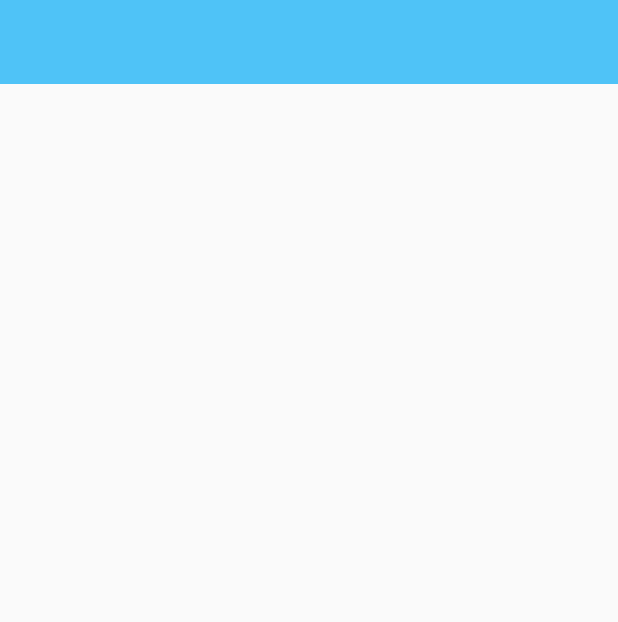
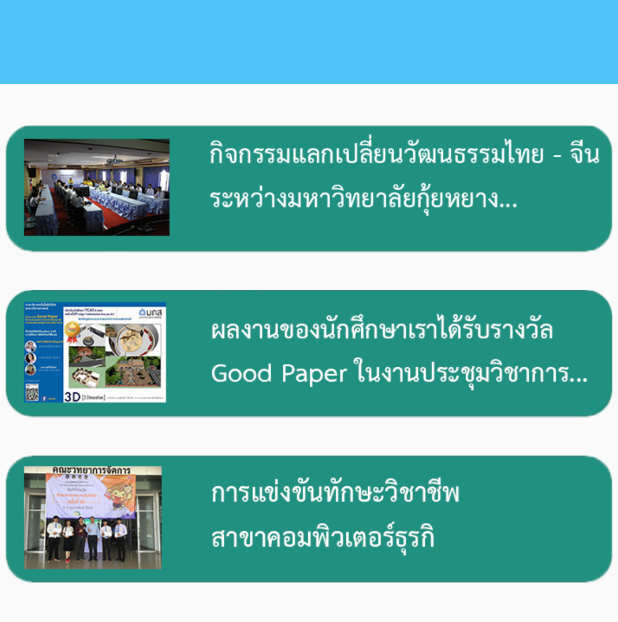
Before and after one commit to fostkung/DiTKSU, an Android app: the layout fragment_portfolio.xml on its own in the app's theme, with its tools: preview values and no code run, on a phone screen of 412 x 824 dp. Shown: the top 622 px of the screen. Run offline under Robolectric (Android 15) with nearby library versions, the phone set to English and light mode, and no system bars.

Commit message:
UpDate Portfolio

```diff
--- a/app/src/main/res/layout/fragment_portfolio.xml
+++ b/app/src/main/res/layout/fragment_portfolio.xml
@@ -1,5 +1,6 @@
 <?xml version="1.0" encoding="utf-8"?>
 <FrameLayout xmlns:android="http://schemas.android.com/apk/res/android"
+    xmlns:app="http://schemas.android.com/apk/res-auto"
     xmlns:tools="http://schemas.android.com/tools"
     android:layout_width="match_parent"
     android:layout_height="match_parent"
@@ -25,6 +26,41 @@
                 android:layout_width="match_parent"
                 android:layout_height="wrap_content">
 
+                <ImageView
+                    android:id="@+id/imageView2"
+                    android:layout_width="405dp"
+                    android:layout_height="100dp"
+                    android:layout_marginStart="3dp"
+                    android:layout_marginTop="20dp"
+                    android:layout_marginEnd="3dp"
+                    android:src="@drawable/portfolio1"
+                    app:layout_constraintEnd_toEndOf="parent"
+                    app:layout_constraintStart_toStartOf="parent"
+                    app:layout_constraintTop_toTopOf="parent" />
+
+                <ImageView
+                    android:id="@+id/imageView3"
+                    android:layout_width="405dp"
+                    android:layout_height="100dp"
+                    android:layout_marginStart="3dp"
+                    android:layout_marginTop="10dp"
+                    android:layout_marginEnd="3dp"
+                    android:src="@drawable/portfolio2"
+                    app:layout_constraintEnd_toEndOf="parent"
+                    app:layout_constraintStart_toStartOf="parent"
+                    app:layout_constraintTop_toBottomOf="@+id/imageView2" />
+
+                <ImageView
+                    android:id="@+id/imageView4"
+                    android:layout_width="405dp"
+                    android:layout_height="100dp"
+                    android:layout_marginStart="3dp"
+                    android:layout_marginTop="10dp"
+                    android:layout_marginEnd="3dp"
+                    android:src="@drawable/portfolio3"
+                    app:layout_constraintEnd_toEndOf="parent"
+                    app:layout_constraintStart_toStartOf="parent"
+                    app:layout_constraintTop_toBottomOf="@+id/imageView3" />
             </android.support.constraint.ConstraintLayout>
         </ScrollView>
 
```
Also changed, not shown: app/src/main/res/drawable/portfolio1.png (added), app/src/main/res/drawable/portfolio2.png (added), app/src/main/res/drawable/portfolio3.png (added).
